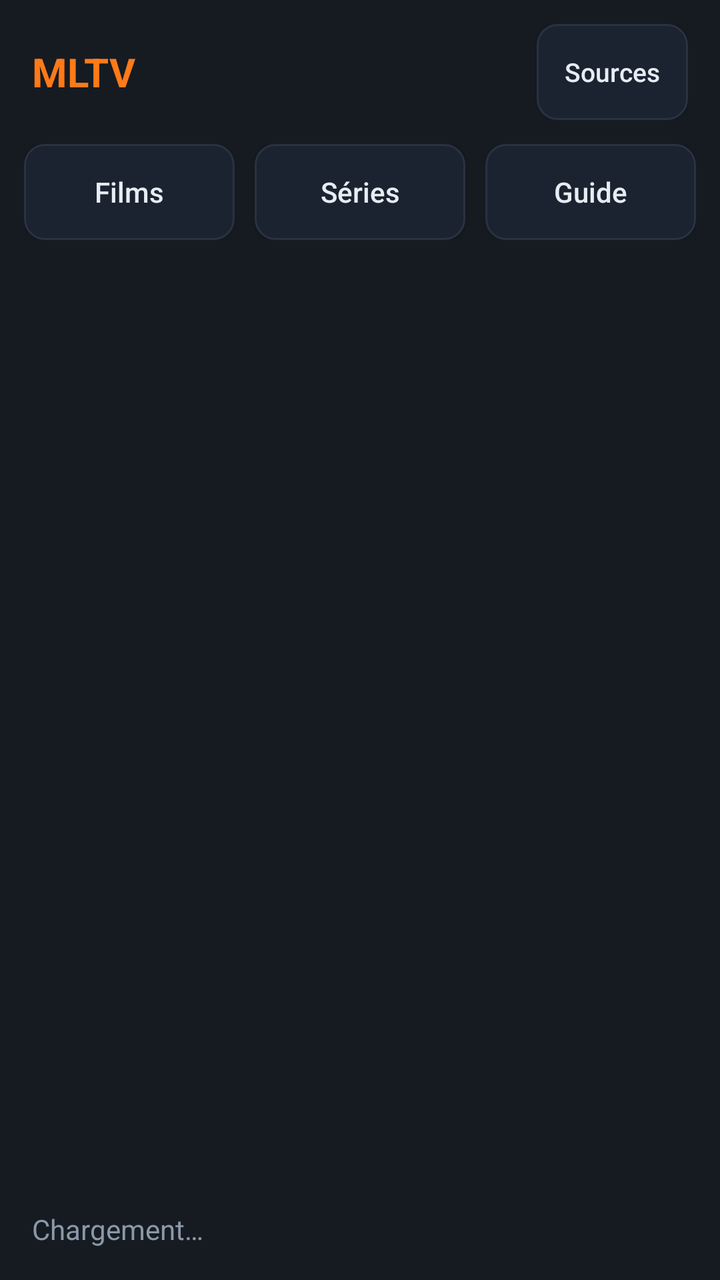
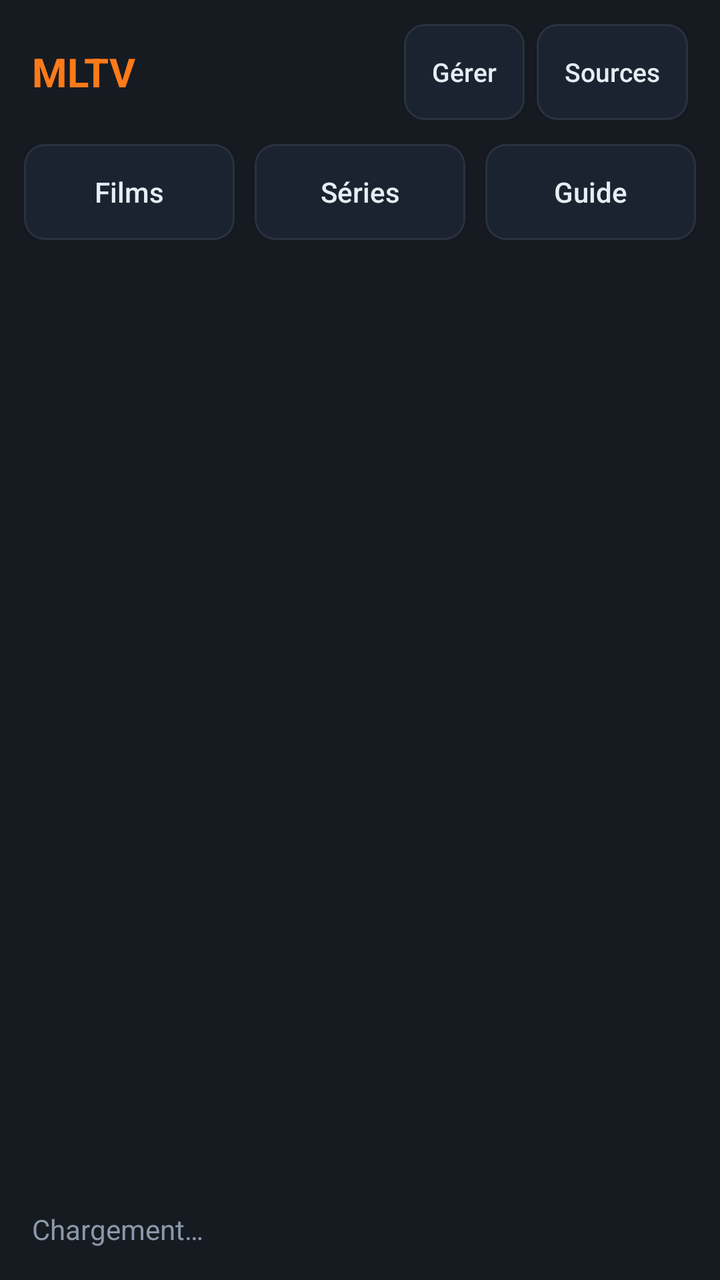

Two renders of the same Android screen: before a commit and after it. Below are the layout's source before the change and the commit's diff.
<!-- AndroidManifest.xml: application theme Theme.MLTV -->
<!-- res/layout/activity_main.xml -->
<?xml version="1.0" encoding="utf-8"?>
<LinearLayout xmlns:android="http://schemas.android.com/apk/res/android"
    android:layout_width="match_parent"
    android:layout_height="match_parent"
    android:orientation="horizontal"
    android:background="@color/bg">

    
    <LinearLayout
        android:layout_width="360dp"
        android:layout_height="match_parent"
        android:orientation="vertical"
        android:background="@color/panel">

        <LinearLayout
            android:layout_width="match_parent"
            android:layout_height="wrap_content"
            android:orientation="horizontal"
            android:gravity="center_vertical"
            android:paddingHorizontal="16dp"
            android:paddingVertical="12dp">

            <TextView
                android:layout_width="0dp"
                android:layout_height="wrap_content"
                android:layout_weight="1"
                android:text="@string/app_name"
                android:textColor="@color/accent"
                android:textSize="20sp"
                android:textStyle="bold" />

            <Button
                android:id="@+id/btn_sources"
                android:layout_width="wrap_content"
                android:layout_height="wrap_content"
                android:background="@drawable/btn_secondary"
                android:text="Sources"
                android:textColor="@color/txt"
                android:textAllCaps="false"
                android:textSize="13sp"
                android:minWidth="0dp"
                android:paddingHorizontal="14dp" />
        </LinearLayout>

        <LinearLayout
            android:layout_width="match_parent"
            android:layout_height="wrap_content"
            android:orientation="horizontal"
            android:paddingHorizontal="12dp"
            android:paddingBottom="8dp">

            <Button
                android:id="@+id/btn_films"
                android:layout_width="0dp"
                android:layout_height="wrap_content"
                android:layout_weight="1"
                android:layout_marginEnd="6dp"
                android:background="@drawable/btn_secondary"
                android:text="Films"
                android:textColor="@color/txt"
                android:textAllCaps="false"
                android:textSize="14sp" />

            <Button
                android:id="@+id/btn_series"
                android:layout_width="0dp"
                android:layout_height="wrap_content"
                android:layout_weight="1"
                android:layout_marginHorizontal="4dp"
                android:background="@drawable/btn_secondary"
                android:text="Séries"
                android:textColor="@color/txt"
                android:textAllCaps="false"
                android:textSize="14sp" />

            <Button
                android:id="@+id/btn_guide"
                android:layout_width="0dp"
                android:layout_height="wrap_content"
                android:layout_weight="1"
                android:layout_marginStart="6dp"
                android:background="@drawable/btn_secondary"
                android:text="Guide"
                android:textColor="@color/txt"
                android:textAllCaps="false"
                android:textSize="14sp" />
        </LinearLayout>

        <androidx.recyclerview.widget.RecyclerView
            android:id="@+id/rv_groups"
            android:layout_width="match_parent"
            android:layout_height="wrap_content"
            android:paddingHorizontal="12dp"
            android:paddingBottom="8dp"
            android:clipToPadding="false"
            android:orientation="horizontal"
            android:scrollbars="none" />

        <androidx.recyclerview.widget.RecyclerView
            android:id="@+id/rv_channels"
            android:layout_width="match_parent"
            android:layout_height="0dp"
            android:layout_weight="1"
            android:paddingHorizontal="8dp"
            android:clipToPadding="false"
            android:scrollbars="vertical" />

        <TextView
            android:id="@+id/tv_status"
            android:layout_width="match_parent"
            android:layout_height="wrap_content"
            android:padding="16dp"
            android:text="Chargement…"
            android:textColor="@color/muted"
            android:textSize="14sp" />
    </LinearLayout>

    
    <androidx.media3.ui.PlayerView
        android:id="@+id/player_view"
        android:layout_width="0dp"
        android:layout_height="match_parent"
        android:layout_weight="1"
        android:background="#FF000000"
        app:use_controller="true"
        app:resize_mode="fit"
        xmlns:app="http://schemas.android.com/apk/res-auto" />
</LinearLayout>
<!-- resources referenced by this layout -->
<resources>
  <color name="accent">#FFFF7A18</color>
  <color name="bg">#FF0E1116</color>
  <color name="muted">#FF8B98A9</color>
  <color name="panel">#FF161B22</color>
  <color name="txt">#FFE6EDF3</color>
  <!-- drawable btn_secondary (drawable) -->
  <?xml version="1.0" encoding="utf-8"?>
  <selector xmlns:android="http://schemas.android.com/apk/res/android">
      <item android:state_focused="true">
          <shape android:shape="rectangle">
              <solid android:color="@color/panel2" />
              <stroke android:width="2dp" android:color="@color/accent" />
              <corners android:radius="10dp" />
          </shape>
      </item>
      <item>
          <shape android:shape="rectangle">
              <solid android:color="@color/panel2" />
              <stroke android:width="1dp" android:color="@color/line" />
              <corners android:radius="10dp" />
          </shape>
      </item>
  </selector>
  <string name="app_name">MLTV</string>
  <style name="Theme.MLTV" parent="Theme.AppCompat.NoActionBar">
          <item name="android:windowBackground">@color/bg</item>
          <item name="android:statusBarColor">@color/bg</item>
          <item name="android:colorBackground">@color/bg</item>
      </style>
  <color name="panel2">#FF1C2330</color>
  <color name="line">#FF2A3240</color>
</resources>

<!-- the commit's change to res/layout/activity_main.xml (unified diff, before → after) -->
@@ -28,6 +28,19 @@
                 android:textColor="@color/accent"
                 android:textSize="20sp"
                 android:textStyle="bold" />
+
+            <Button
+                android:id="@+id/btn_manage"
+                android:layout_width="wrap_content"
+                android:layout_height="wrap_content"
+                android:layout_marginEnd="6dp"
+                android:background="@drawable/btn_secondary"
+                android:text="Gérer"
+                android:textColor="@color/txt"
+                android:textAllCaps="false"
+                android:textSize="13sp"
+                android:minWidth="0dp"
+                android:paddingHorizontal="14dp" />
 
             <Button
                 android:id="@+id/btn_sources"
